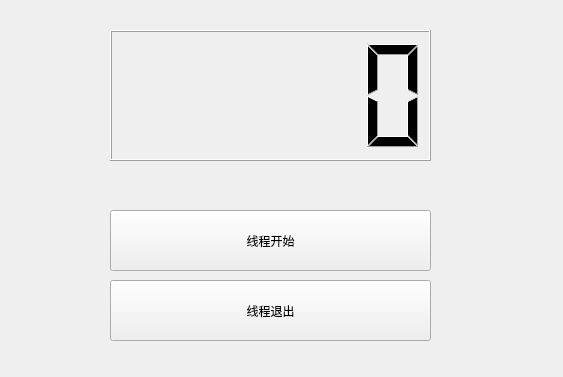
First picture: the form in ConcurrentExamples/UseQThread2/widget.ui, repository mahuifa/QMDemo, before the edit.
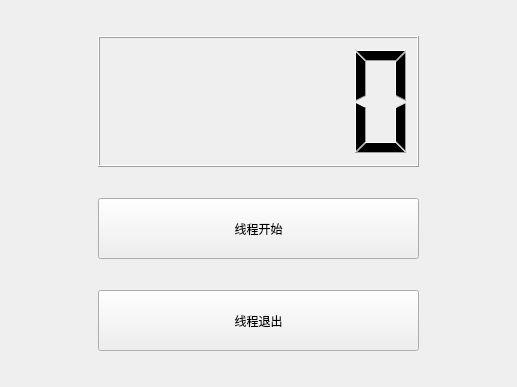
Second picture: the form after the edit.

Diff of the .ui file:
```diff
--- a/ConcurrentExamples/UseQThread2/widget.ui
+++ b/ConcurrentExamples/UseQThread2/widget.ui
@@ -6,47 +6,16 @@
    <rect>
     <x>0</x>
     <y>0</y>
-    <width>563</width>
-    <height>377</height>
+    <width>517</width>
+    <height>387</height>
    </rect>
   </property>
   <property name="windowTitle">
    <string>Widget</string>
   </property>
-  <widget class="QPushButton" name="pushButton">
-   <property name="geometry">
-    <rect>
-     <x>110</x>
-     <y>210</y>
-     <width>321</width>
-     <height>61</height>
-    </rect>
-   </property>
-   <property name="minimumSize">
-    <size>
-     <width>321</width>
-     <height>61</height>
-    </size>
-   </property>
-   <property name="maximumSize">
-    <size>
-     <width>321</width>
-     <height>61</height>
-    </size>
-   </property>
-   <property name="text">
-    <string>线程开始</string>
-   </property>
-  </widget>
+  <layout class="QGridLayout" name="gridLayout">
+   <item row="0" column="0">
   <widget class="QLCDNumber" name="lcdNumber">
-   <property name="geometry">
-    <rect>
-     <x>110</x>
-     <y>30</y>
-     <width>321</width>
-     <height>131</height>
-    </rect>
-   </property>
    <property name="minimumSize">
     <size>
      <width>321</width>
@@ -69,15 +38,28 @@
     <number>0</number>
    </property>
   </widget>
+   </item>
+   <item row="1" column="0">
+    <widget class="QPushButton" name="pushButton">
+     <property name="minimumSize">
+      <size>
+       <width>321</width>
+       <height>61</height>
+      </size>
+     </property>
+     <property name="maximumSize">
+      <size>
+       <width>321</width>
+       <height>61</height>
+      </size>
+     </property>
+     <property name="text">
+      <string>线程开始</string>
+     </property>
+    </widget>
+   </item>
+   <item row="2" column="0">
   <widget class="QPushButton" name="pushButton_2">
-   <property name="geometry">
-    <rect>
-     <x>110</x>
-     <y>280</y>
-     <width>321</width>
-     <height>61</height>
-    </rect>
-   </property>
    <property name="minimumSize">
     <size>
      <width>321</width>
@@ -94,6 +76,8 @@
     <string>线程退出</string>
    </property>
   </widget>
+   </item>
+  </layout>
  </widget>
  <resources/>
  <connections/>
```
Lines whose indentation alone changed are shown as unchanged.
